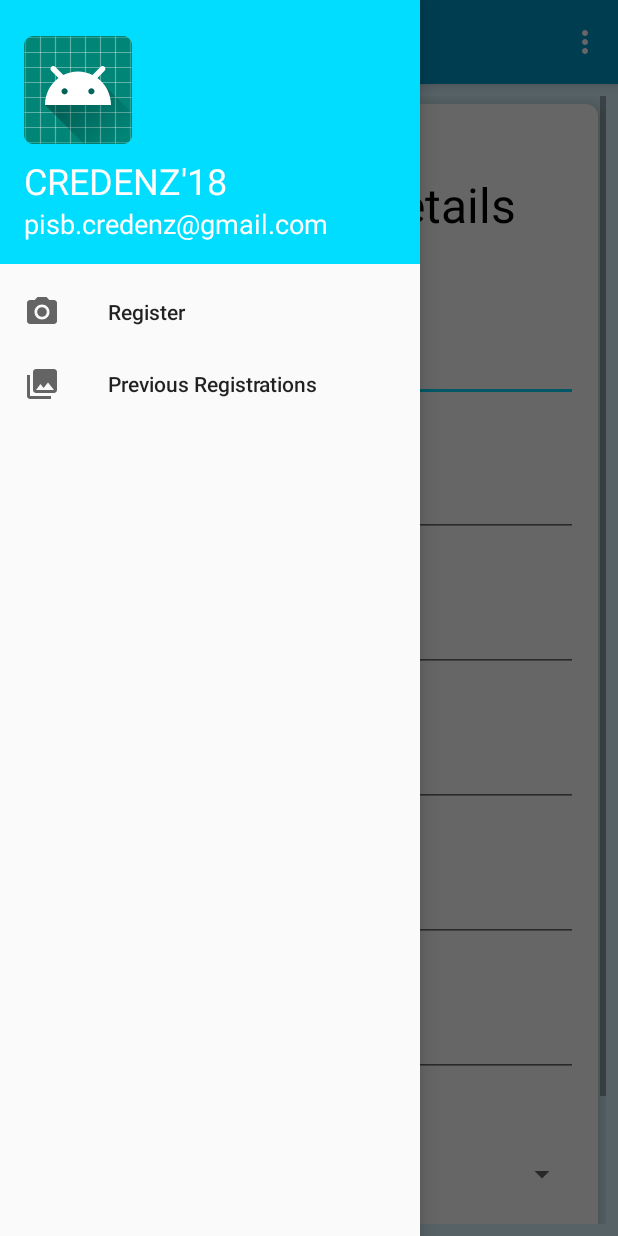
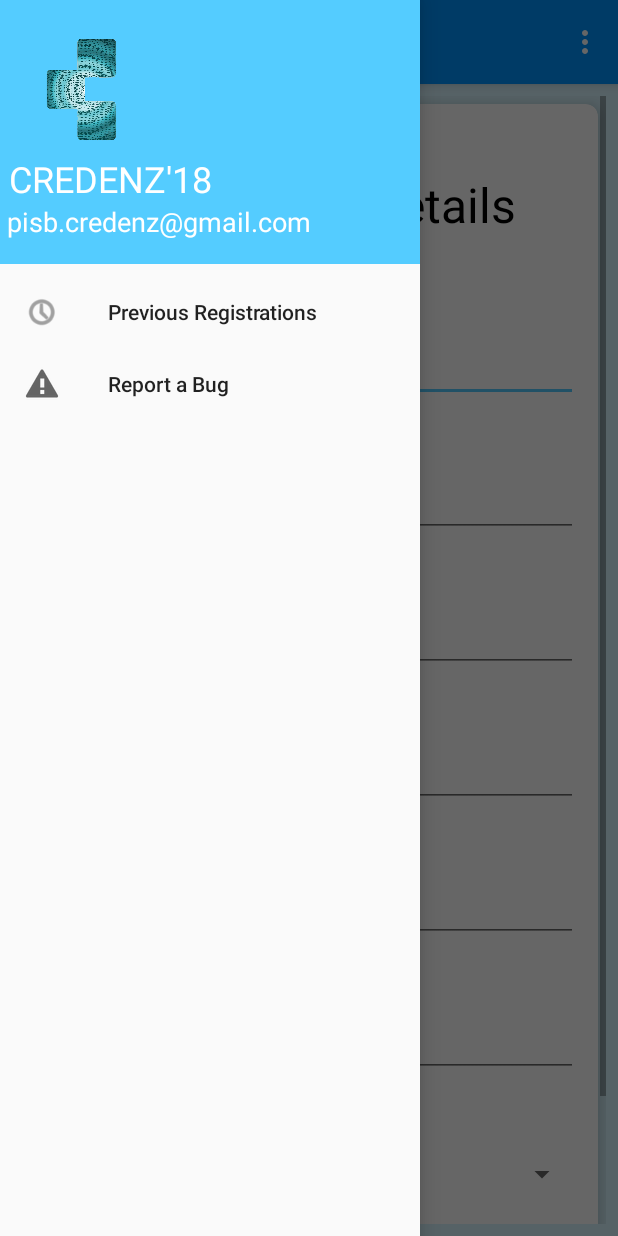
Before and after one commit to aniket2098/CREDENZ-18, an Android app: the screen it shows after launch (MainActivity), with the side drawer open, on a phone screen of 412 x 824 dp. Run offline under Robolectric (Android 15) with nearby library versions, the phone set to English and light mode, and no system bars.

Commit message:
ui changes

```diff
--- a/app/src/main/java/com/example/admin/credenz18/MainActivity.java
+++ b/app/src/main/java/com/example/admin/credenz18/MainActivity.java
@@ -141,7 +141,7 @@ public class MainActivity extends AppCompatActivity
             Intent intent = new Intent(MainActivity.this, Prev.class);
             startActivity(intent);
         }
-        else if (id == R.id.pre_reg) {
+        else if (id == R.id.bug) {
 
         }
         DrawerLayout drawer = findViewById(R.id.drawer_layout);
--- a/app/src/main/java/com/example/admin/credenz18/Prev.java
+++ b/app/src/main/java/com/example/admin/credenz18/Prev.java
@@ -27,8 +27,7 @@ public class Prev extends AppCompatActivity {
 
     private ArrayList<PrevData> registrations=new ArrayList<>();
     PrevData prevData;
-Prev()
-{}
+
 @Override
     protected void onCreate(Bundle savedInstanceState) {
         super.onCreate(savedInstanceState);
--- a/app/src/main/res/layout/nav_header_main.xml
+++ b/app/src/main/res/layout/nav_header_main.xml
@@ -6,25 +6,23 @@
     android:background="@color/colorAccent"
     android:gravity="bottom"
     android:orientation="vertical"
-    android:paddingLeft="@dimen/activity_horizontal_margin"
-    android:paddingTop="@dimen/activity_vertical_margin"
     android:paddingRight="@dimen/activity_horizontal_margin"
     android:paddingBottom="@dimen/activity_vertical_margin"
     android:theme="@style/ThemeOverlay.AppCompat.Dark">
 
     <ImageView
         android:id="@+id/imageView"
-        android:layout_width="wrap_content"
-        android:layout_height="wrap_content"
+        android:layout_width="113dp"
+        android:layout_height="78dp"
         android:contentDescription="@string/nav_header_desc"
         android:paddingTop="@dimen/nav_header_vertical_spacing"
-        app:srcCompat="@mipmap/ic_launcher_round" />
+        app:srcCompat="@drawable/credenzlogo" />
 
     <TextView
         android:layout_width="match_parent"
         android:layout_height="wrap_content"
         android:paddingTop="@dimen/nav_header_vertical_spacing"
-        android:text="CREDENZ'18"
+        android:text=" CREDENZ'18"
         android:textAppearance="@style/TextAppearance.AppCompat.Body1"
         android:textColor="@color/white"
         android:textSize="24sp" />
@@ -33,7 +31,7 @@
         android:id="@+id/textView"
         android:layout_width="wrap_content"
         android:layout_height="wrap_content"
-        android:text="pisb.credenz@gmail.com"
+        android:text=" pisb.credenz@gmail.com"
         android:textColor="@color/white"
         android:textSize="18sp" />
 
--- a/app/src/main/res/menu/activity_main_drawer.xml
+++ b/app/src/main/res/menu/activity_main_drawer.xml
@@ -6,11 +6,11 @@
     <group android:checkableBehavior="single">
         <item
             android:id="@+id/register"
-            android:icon="@drawable/ic_menu_camera"
-            android:title="Register" />
+            android:icon="@android:drawable/ic_menu_recent_history"
+            android:title="Previous Registrations" />
         <item
-            android:id="@+id/pre_reg"
-            android:icon="@drawable/ic_menu_gallery"
-            android:title="Previous Registrations" />
+            android:id="@+id/bug"
+            android:icon="@android:drawable/stat_notify_error"
+            android:title="Report a Bug" />
     </group>
         </menu>
--- a/app/src/main/res/values/colors.xml
+++ b/app/src/main/res/values/colors.xml
@@ -1,8 +1,8 @@
 <?xml version="1.0" encoding="utf-8"?>
 <resources>
-    <color name="colorPrimary">#0099cc</color>
-    <color name="colorPrimaryDark">#006dcc</color>
-    <color name="colorAccent">#00ddff</color>
+    <color name="colorPrimary">#0094ff</color>
+    <color name="colorPrimaryDark">#0071c1</color>
+    <color name="colorAccent">#54ccff</color>
     <color name="black">#000000</color>
     <color name="white">#ffffff</color>
     <color name="blueShade">#f6b264</color>
```
Also changed, not shown: app/src/main/res/layout/activity_details.xml (+7 -8 lines), app/src/main/res/layout/content_prev.xml (+9 -8 lines), app/src/main/res/layout/receipt_rv.xml (+6 -4 lines), app/src/main/res/drawable/receipt.png.
